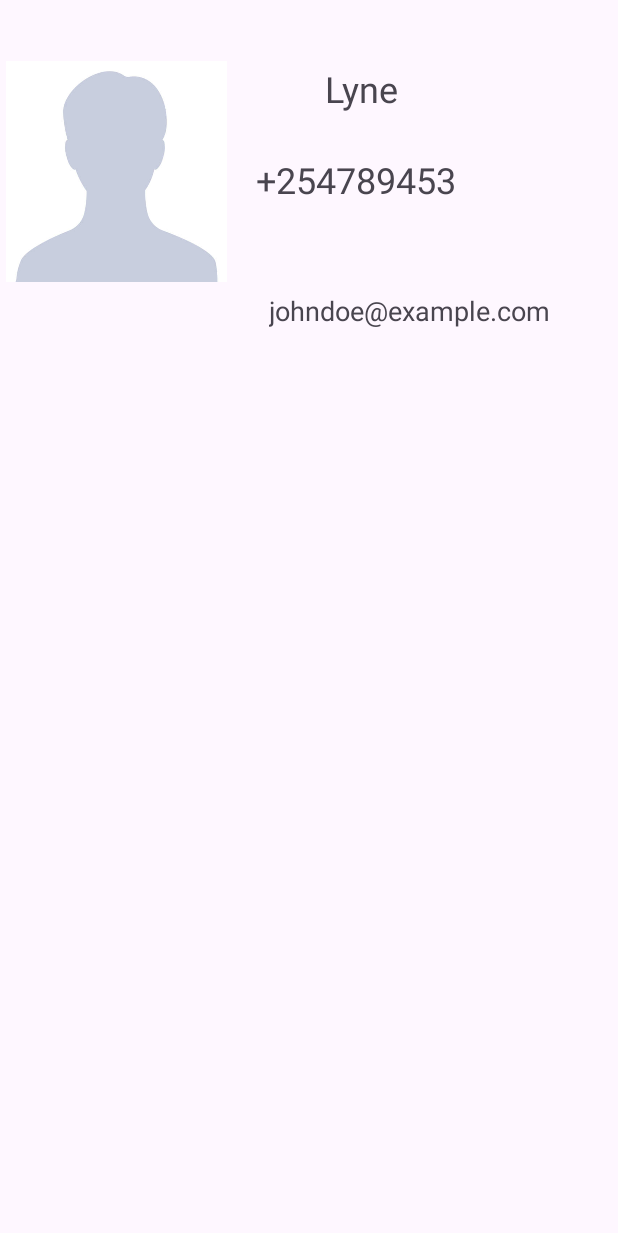
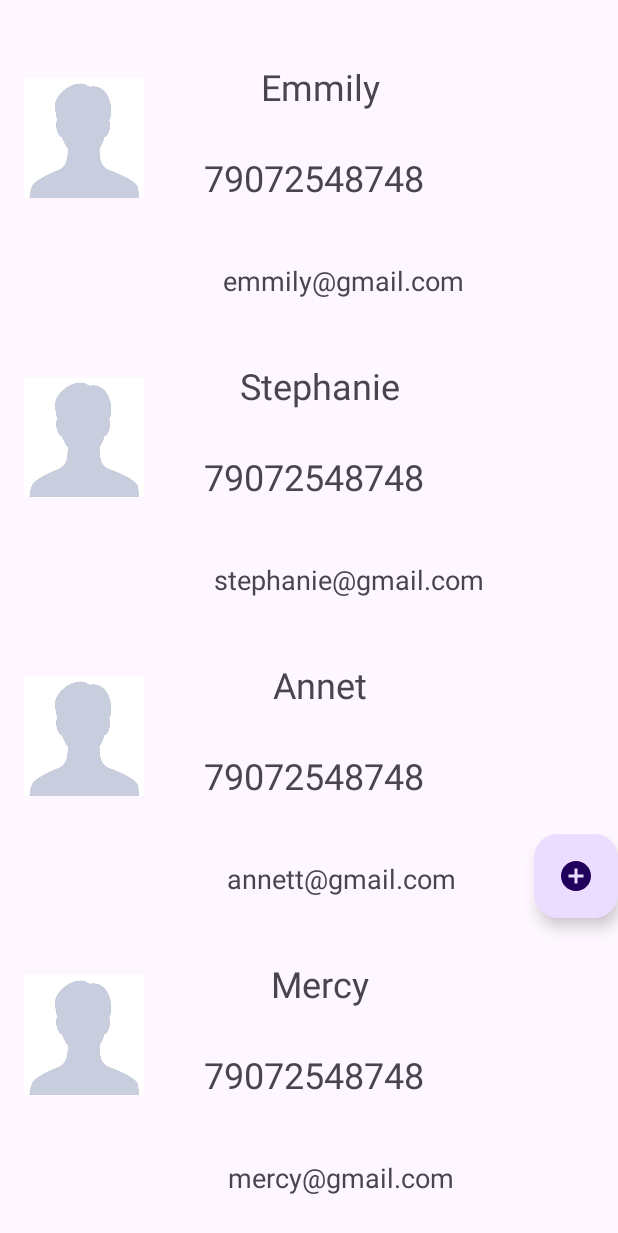
Before and after one commit to Ivy-aminga/CONTACTS-APP, an Android app: the screen it shows after launch (MainActivity), on a phone screen of 412 x 824 dp. Shown: the top 1233 px of the screen. Run offline under Robolectric (Android 15) with nearby library versions, the phone set to English and light mode, and no system bars; our stand-ins replace Picasso; libraries missing offline, so code that uses them is left out: jp.wasabeef.picasso; pictures from the network do not load; 1 statement that could not run was skipped.

Commit message:
first commit

```diff
--- a/app/src/main/AndroidManifest.xml
+++ b/app/src/main/AndroidManifest.xml
@@ -1,6 +1,8 @@
 <?xml version="1.0" encoding="utf-8"?>
 <manifest xmlns:android="http://schemas.android.com/apk/res/android"
     xmlns:tools="http://schemas.android.com/tools">
+
+    <uses-permission android:name="android.permission.INTERNET" />
 
     <application
         android:allowBackup="true"
@@ -13,6 +15,9 @@
         android:theme="@style/Theme.ContactApp"
         tools:targetApi="31">
         <activity
+            android:name=".AddContacts"
+            android:exported="false" />
+        <activity
             android:name=".MainActivity"
             android:exported="true">
             <intent-filter>
--- a/app/src/main/java/com/example/contactapp/ContactData.kt
+++ b/app/src/main/java/com/example/contactapp/ContactData.kt
@@ -6,5 +6,5 @@ data class ContactData (
     var firstName:String,
     var email:String,
     var phoneNumber:String,
-    var imageResId:Int
+    var image: String,
         )
--- a/app/src/main/java/com/example/contactapp/ContactRvAdapter.kt
+++ /dev/null
@@ -1,29 +0,0 @@
-package com.example.contactapp
-
-import android.view.LayoutInflater
-import android.view.View
-import android.view.ViewGroup
-import android.widget.ImageView
-import android.widget.TextView
-import androidx.recyclerview.widget.RecyclerView
-
-
-class  ContactRvAdapter(private val contactList: List<ContactData>) :
-    RecyclerView.Adapter<ContactRvAdapter.ViewHolder>() {
-    inner class ViewHolder(view: View) : RecyclerView.ViewHolder(view)
-    override fun onCreateViewHolder(parent: ViewGroup, viewType: Int): ViewHolder {
-        val view = LayoutInflater.from(parent.context)
-            .inflate(R.layout.contact_list_item, parent, false)
-        return ViewHolder(view)
-    }
-    override fun onBindViewHolder(holder: ViewHolder, position: Int) {
-        val contact = contactList[position]
-        holder.itemView.findViewById<ImageView>(R.id.ivAvatar).setImageResource(contact.imageResId)
-        holder.itemView.findViewById<TextView>(R.id.tvName).text = contact.firstName
-        holder.itemView.findViewById<TextView>(R.id.tvEmail).text = contact.email
-        holder.itemView.findViewById<TextView>(R.id.tvPhoneNumber).text = contact.phoneNumber
-    }
-    override fun getItemCount(): Int{
-        return contactList.size
-    }
-}
--- /dev/null
+++ b/app/src/main/java/com/example/contactapp/ContactsRvAdapter.kt
@@ -0,0 +1,39 @@
+package com.example.contactapp
+
+import android.view.LayoutInflater
+import android.view.ViewGroup
+import androidx.recyclerview.widget.RecyclerView
+import com.example.contactapp.databinding.ContactListItemBinding
+import com.squareup.picasso.Picasso
+import jp.wasabeef.picasso.transformations.CropCircleTransformation
+
+class ContactsAdapter (var contactlist:List<ContactData>):RecyclerView.Adapter<ContactsAdapter.ContactsViewHolder>() {
+    override fun onCreateViewHolder(parent: ViewGroup, viewType: Int): ContactsViewHolder {
+        var binding =
+            ContactListItemBinding.inflate(LayoutInflater.from(parent.context), parent, false)
+        return ContactsViewHolder(binding)
+
+    }
+
+    override fun onBindViewHolder(holder: ContactsViewHolder, position: Int) {
+        var contact = contactlist[position]
+        holder.binding.tvName.text = contact.firstName
+        holder.binding.tvEmail.text = contact.email
+        holder.binding.tvPhoneNumber.text = contact.phoneNumber
+        holder.binding.ivAvatar.tag = contact.image
+        Picasso
+            .get().load(contact.image)
+            .resize(80, 80)
+            .centerInside()
+            .transform(CropCircleTransformation())
+            .into(holder.binding.ivAvatar)
+
+    }
+
+    override fun getItemCount(): Int {
+        return contactlist.size
+    }
+
+    class ContactsViewHolder(var binding: ContactListItemBinding) :
+        RecyclerView.ViewHolder(binding.root)
+}
--- a/app/src/main/java/com/example/contactapp/MainActivity.kt
+++ b/app/src/main/java/com/example/contactapp/MainActivity.kt
@@ -1,28 +1,45 @@
 package com.example.contactapp
+import android.content.Intent
 import androidx.appcompat.app.AppCompatActivity
 import android.os.Bundle
 import androidx.recyclerview.widget.LinearLayoutManager
-import androidx.recyclerview.widget.RecyclerView
-
+import com.example.contactapp.databinding.ActivityMainBinding
+import com.example.contactapp.databinding.ActivityAddingContactsBinding
 
 
 class MainActivity : AppCompatActivity() {
+    lateinit var binding:ActivityMainBinding
+
     override fun onCreate(savedInstanceState: Bundle?) {
         super.onCreate(savedInstanceState)
-        setContentView(R.layout.activity_main)
-        // Create a list of contacts
-        val contacts = mutableListOf(
-            ContactData( "Lyne", "johndoe@example.com", "+254789453", imageResId = R.drawable.avatar),
-            ContactData("Irene",  "irenemusembi@gmail.com", "+2567894532", imageResId = R.drawable.avatar),
-            ContactData("Mercy","yvonne@gmail.com","0785645342", imageResId = R.drawable.avatar),
-            ContactData("Rose" ,"Ann", "annkelly@gmail.com", imageResId = R.drawable.avatar ),
-            ContactData( "Willy", "willysifuna@gmail.com",  "075649384", imageResId = R.drawable.avatar),
-            ContactData("Eunice", "eunicemusembi@gmai.com", "0798032356", imageResId = R.drawable.avatar),
-            ContactData( "Daniel", "musembidaniel@gmail.com",  "0789457458", imageResId = R.drawable.avatar)
-        )
-        // Create a recycler view and set the adapter
-        val recyclerView = findViewById<RecyclerView>(R.id.rvContact)
-        recyclerView.layoutManager = LinearLayoutManager(this)
-        recyclerView.adapter = ContactRvAdapter(contacts)
+//        setContentView(R.layout.activity_main)
+        binding= ActivityMainBinding.inflate(layoutInflater)
+        setContentView(binding.root)
     }
-}
+    override fun onResume( ){
+        super.onResume()
+        displayContacts()
+        binding.btnFloating.setOnClickListener {
+           val intent= Intent(this,AddContacts::class.java)
+            startActivity(intent)
+        }
+
+    }
+
+    fun displayContacts(){
+        var name1 = ContactData("Emmily","emmily@gmail.com","79072548748","https://images.unsplash.com/photo-1502823403499-6ccfcf4fb453?ixlib=rb-4.0.3&ixid=M3wxMjA3fDB8MHxwaG90by1wYWdlfHx8fGVufDB8fHx8fA%3D%3D&auto=format&fit=crop&w=387&q=80")
+        var name2 = ContactData("Stephanie","stephanie@gmail.com","79072548748","https://images.unsplash.com/photo-1502823403499-6ccfcf4fb453?ixlib=rb-4.0.3&ixid=M3wxMjA3fDB8MHxwaG90by1wYWdlfHx8fGVufDB8fHx8fA%3D%3D&auto=format&fit=crop&w=387&q=80")
+        var name3 = ContactData("Annet","annett@gmail.com","79072548748","https://images.unsplash.com/photo-1502823403499-6ccfcf4fb453?ixlib=rb-4.0.3&ixid=M3wxMjA3fDB8MHxwaG90by1wYWdlfHx8fGVufDB8fHx8fA%3D%3D&auto=format&fit=crop&w=387&q=80")
+        var name4 = ContactData("Mercy","mercy@gmail.com","79072548748","https://media.istockphoto.com/id/1381203194/photo/beautiful-afro-woman.jpg?s=612x612&w=0&k=20&c=6Klilmbsd4buHLE1QkWYg_duPsoMtQ9XrOwSvL6Xir0=")
+        var name5 = ContactData("John","john@gmail.com","79072548748", "https://images.unsplash.com/photo-1502823403499-6ccfcf4fb453?ixlib=rb-4.0.3&ixid=M3wxMjA3fDB8MHxwaG90by1wYWdlfHx8fGVufDB8fHx8fA%3D%3D&auto=format&fit=crop&w=387&q=80")
+        var name6= ContactData("Jane","jane@gmail.com","79072548748","https://media.istockphoto.com/id/1408224350/photo/photo-of-cheerful-dark-skin-girl-dance-cool-wear-summer-outfit-raise-hands-isolated-on-funky.jpg?s=612x612&w=0&k=20&c=Jtqzmi7Lbpz9qRQfpIrOE5D_Wuaw3KH2AUw_0W3nJuE=")
+        var name7 = ContactData("Magret","magret@gmail.com","79072548748","https://media.istockphoto.com/id/1255950210/photo/close-up-portrait-of-happy-african-american-woman-looking-at-camera-with-mouth-open.jpg?s=612x612&w=0&k=20&c=YBIkv7xW_Cz0pCCSTwIl3UYKXkva49H-yIcj5IcFfps=")
+        var name8 = ContactData("Leila","leila@gmail.com","79072548748","https://media.istockphoto.com/id/1426200383/photo/charming-african-american-young-woman-listen-music-track-isolated-on-white-background-afro.jpg?s=612x612&w=0&k=20&c=C8cN8hXVAZ2V6dxkNQZI1USGJp11UVq6ddGyKRU4iyQ=")
+        var name9 = ContactData("Ayla","ayla@gmail.com","79072548748","https://media.istockphoto.com/id/928419104/photo/beauty-portrait-of-young-african-american-girl-with-afro-hairstyle-girl-posing-on-yellow.jpg?s=612x612&w=0&k=20&c=OP3qrkArCaXP99kqGy7ADL6QA8XBPrnbXNNykCUEnJk=")
+        var name10 = ContactData("Yvonne","yvonne@gmail.com","79072548748","https://media.istockphoto.com/id/1293629947/photo/young-african-american-woman-smiling-posing-on-yellow-background.jpg?s=612x612&w=0&k=20&c=7csvY2FQuY2o4D8C38qzpvOiUQcWribnVhRZHK4jMy4=" )
+        var names = listOf<ContactData>(name1,name2, name3,name4,name5,name6,name7,name8,name9,name10)
+        binding.rvContact.layoutManager = LinearLayoutManager(this)
+        val contactsAdapter =ContactsAdapter(names)
+//        var contactsAdapter = ContactsRVAdapter(contactList)
+        binding.rvContact.adapter = contactsAdapter}}
+//
--- /dev/null
+++ b/app/src/main/res/drawable/baseline_add_circle_24.xml
@@ -0,0 +1,5 @@
+<vector android:height="24dp" android:tint="#000000"
+    android:viewportHeight="24" android:viewportWidth="24"
+    android:width="24dp" xmlns:android="http://schemas.android.com/apk/res/android">
+    <path android:fillColor="@android:color/white" android:pathData="M12,2C6.48,2 2,6.48 2,12s4.48,10 10,10 10,-4.48 10,-10S17.52,2 12,2zM17,13h-4v4h-2v-4L7,13v-2h4L11,7h2v4h4v2z"/>
+</vector>
--- a/app/src/main/res/layout/activity_main.xml
+++ b/app/src/main/res/layout/activity_main.xml
@@ -8,9 +8,8 @@
 
     <androidx.recyclerview.widget.RecyclerView
         android:id="@+id/rvContact"
-        android:layout_width="0dp"
-        android:layout_height="0dp"
-        android:layout_marginStart="0dp"
+        android:layout_width="match_parent"
+        android:layout_height="wrap_content"
         android:layout_marginTop="1dp"
         android:layout_marginEnd="1dp"
         android:layout_marginBottom="1dp"
@@ -18,4 +17,16 @@
         app:layout_constraintEnd_toEndOf="parent"
         app:layout_constraintStart_toStartOf="parent"
         app:layout_constraintTop_toTopOf="parent" />
+
+    <com.google.android.material.floatingactionbutton.FloatingActionButton
+        android:id="@+id/btnFloating"
+        android:layout_width="wrap_content"
+        android:layout_height="wrap_content"
+        android:layout_marginTop="556dp"
+        android:clickable="true"
+        app:layout_constraintEnd_toEndOf="parent"
+        app:layout_constraintHorizontal_bias="1.0"
+        app:layout_constraintStart_toEndOf="@+id/rvContact"
+        app:layout_constraintTop_toTopOf="@+id/rvContact"
+        app:srcCompat="@drawable/baseline_add_circle_24" />
 </androidx.constraintlayout.widget.ConstraintLayout>
--- a/app/src/main/res/layout/contact_list_item.xml
+++ b/app/src/main/res/layout/contact_list_item.xml
@@ -4,17 +4,17 @@
     xmlns:tools="http://schemas.android.com/tools"
     android:orientation="vertical"
     android:layout_width="match_parent"
-    android:layout_height="match_parent">
+    android:layout_height="wrap_content">
 
     <ImageView
         android:id="@+id/ivAvatar"
-        android:layout_width="147dp"
-        android:layout_height="222dp"
+        android:layout_width="80dp"
+        android:layout_height="80dp"
         android:layout_marginStart="4dp"
-        android:layout_marginTop="2dp"
+        android:layout_marginTop="52dp"
         android:layout_marginEnd="260dp"
         app:layout_constraintEnd_toEndOf="parent"
-        app:layout_constraintHorizontal_bias="0.0"
+        app:layout_constraintHorizontal_bias="0.179"
         app:layout_constraintStart_toStartOf="parent"
         app:layout_constraintTop_toTopOf="parent"
         app:srcCompat="@drawable/avatar" />
@@ -26,10 +26,8 @@
         android:layout_marginStart="61dp"
         android:layout_marginTop="41dp"
         android:layout_marginEnd="141dp"
-        android:layout_marginBottom="28dp"
         android:text="Emilly"
         android:textSize="24sp"
-        app:layout_constraintBottom_toTopOf="@+id/tvPhoneNumber"
         app:layout_constraintEnd_toEndOf="parent"
         app:layout_constraintStart_toEndOf="@+id/ivAvatar"
         app:layout_constraintTop_toTopOf="parent" />
@@ -54,13 +52,10 @@
         android:layout_marginStart="67dp"
         android:layout_marginTop="40dp"
         android:layout_marginEnd="135dp"
-        android:layout_marginBottom="564dp"
         android:text="emmilyodhiamboAgmail.com"
         android:textSize="18sp"
-        app:layout_constraintBottom_toBottomOf="parent"
         app:layout_constraintEnd_toEndOf="parent"
         app:layout_constraintHorizontal_bias="0.306"
         app:layout_constraintStart_toEndOf="@+id/ivAvatar"
-        app:layout_constraintTop_toBottomOf="@+id/tvPhoneNumber"
-        app:layout_constraintVertical_bias="0.322" />
+        app:layout_constraintTop_toBottomOf="@+id/tvPhoneNumber" />
 </androidx.constraintlayout.widget.ConstraintLayout>
```
Also changed, not shown: app/build.gradle (+7 -0 lines), app/src/main/java/com/example/contactapp/AddingContacts.kt (added, +52 -0 lines), app/src/main/res/layout/activity_adding_contacts.xml (added, +68 -0 lines).
